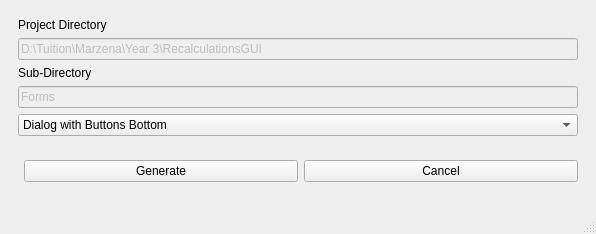
First picture: the form in FormOptions.ui, repository farhanrashid/PyQtForm, before the edit.
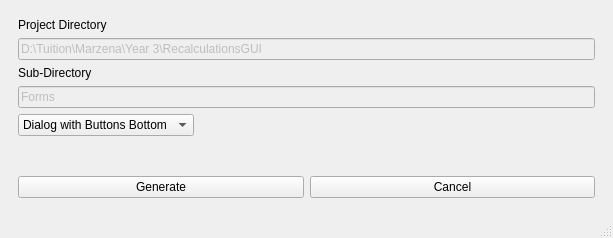
Second picture: the form after the edit.

Diff of the .ui file:
```diff
--- a/FormOptions.ui
+++ b/FormOptions.ui
@@ -6,38 +6,32 @@
    <rect>
     <x>0</x>
     <y>0</y>
-    <width>596</width>
-    <height>234</height>
+    <width>613</width>
+    <height>238</height>
    </rect>
   </property>
+  <property name="minimumSize">
+   <size>
+    <width>0</width>
+    <height>238</height>
+   </size>
+  </property>
+  <property name="maximumSize">
+   <size>
+    <width>11840</width>
+    <height>238</height>
+   </size>
+  </property>
   <property name="windowTitle">
    <string>PyQtForm</string>
   </property>
   <widget class="QWidget" name="centralwidget">
-   <layout class="QFormLayout" name="formLayout">
-    <item row="1" column="1">
-     <widget class="QWidget" name="wgBottom" native="true">
-      <layout class="QHBoxLayout" name="horizontalLayout">
-       <item>
-        <widget class="QPushButton" name="pbGenerate">
-         <property name="text">
-          <string>Generate</string>
-         </property>
-        </widget>
-       </item>
-       <item>
-        <widget class="QPushButton" name="pbCancel">
-         <property name="text">
-          <string>Cancel</string>
-         </property>
-        </widget>
-       </item>
-      </layout>
-     </widget>
-    </item>
-    <item row="0" column="0" colspan="2">
-     <widget class="QWidget" name="wgTop" native="true">
       <layout class="QVBoxLayout" name="verticalLayout">
+    <item alignment="Qt::AlignTop">
+     <widget class="QWidget" name="wgTop" native="true">
+      <layout class="QVBoxLayout" name="verticalLayout_2">
+       <item>
+        <layout class="QVBoxLayout" name="verticalLayout_3">
        <item>
         <widget class="QLabel" name="label">
          <property name="text">
@@ -61,6 +55,10 @@
          </property>
         </widget>
        </item>
+        </layout>
+       </item>
+       <item>
+        <layout class="QVBoxLayout" name="verticalLayout_4">
        <item>
         <widget class="QLabel" name="label_2">
          <property name="text">
@@ -81,7 +79,9 @@
          </property>
         </widget>
        </item>
-       <item>
+        </layout>
+       </item>
+       <item alignment="Qt::AlignLeft">
         <widget class="QComboBox" name="cbFormType">
          <item>
           <property name="text">
@@ -113,6 +113,26 @@
       </layout>
      </widget>
     </item>
+    <item alignment="Qt::AlignBottom">
+     <widget class="QWidget" name="wgBottom" native="true">
+      <layout class="QHBoxLayout" name="horizontalLayout">
+       <item>
+        <widget class="QPushButton" name="pbGenerate">
+         <property name="text">
+          <string>Generate</string>
+         </property>
+        </widget>
+       </item>
+       <item>
+        <widget class="QPushButton" name="pbCancel">
+         <property name="text">
+          <string>Cancel</string>
+         </property>
+        </widget>
+       </item>
+      </layout>
+     </widget>
+    </item>
    </layout>
   </widget>
   <widget class="QStatusBar" name="statusbar"/>
```
Lines whose indentation alone changed are shown as unchanged.
